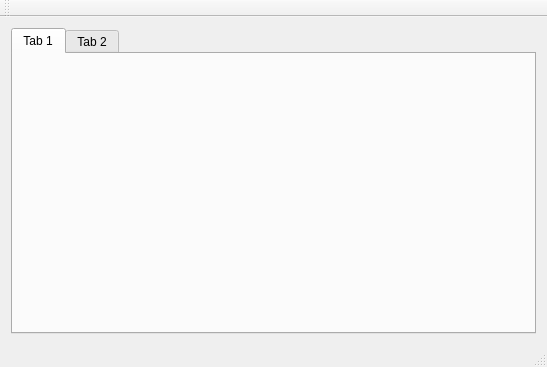
The window that mainwindow.ui (rosly/gabinet) describes before a commit, drawn with Qt 5.
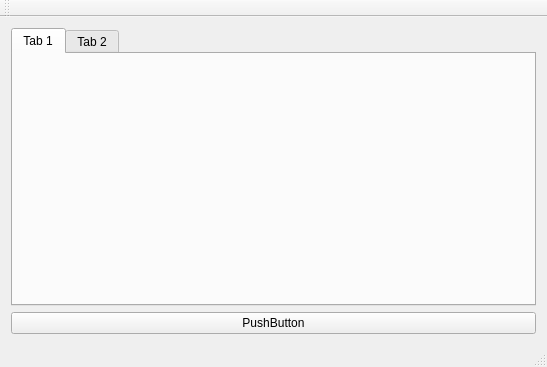
The same window after the commit.

What changed in the file:
```diff
--- a/mainwindow.ui
+++ b/mainwindow.ui
@@ -42,6 +42,13 @@
       </widget>
      </widget>
     </item>
+    <item>
+     <widget class="QPushButton" name="pushButton">
+      <property name="text">
+       <string>PushButton</string>
+      </property>
+     </widget>
+    </item>
    </layout>
   </widget>
   <widget class="QMenuBar" name="menuBar">
```
Left out of the diff: 2 changed lines with no effect on the pictures.
